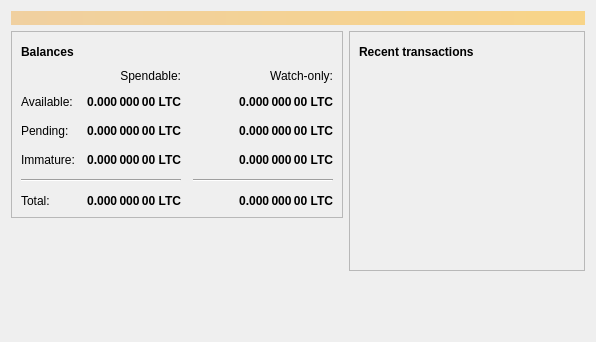
This is src/qt/forms/overviewpage.ui in partnercoin/1 as Qt 5 draws it before an edit. The edited form follows.
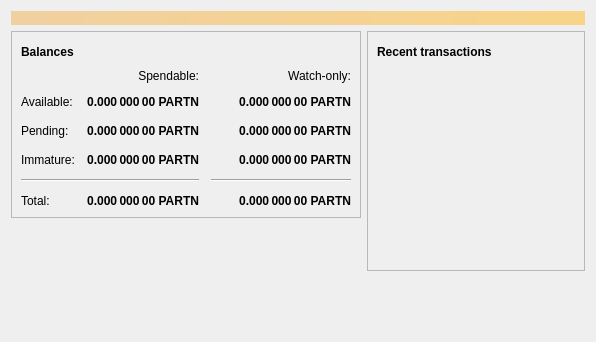
This is the edited form. Icons and pictures are not drawn.

What changed in the file:
```diff
--- a/src/qt/forms/overviewpage.ui
+++ b/src/qt/forms/overviewpage.ui
@@ -129,7 +129,7 @@
                <string>Unconfirmed transactions to watch-only addresses</string>
               </property>
               <property name="text">
-               <string notr="true">0.000 000 00 LTC</string>
+               <string notr="true">0.000 000 00 PARTN</string>
               </property>
               <property name="alignment">
                <set>Qt::AlignRight|Qt::AlignTrailing|Qt::AlignVCenter</set>
@@ -154,7 +154,7 @@
                <string>Total of transactions that have yet to be confirmed, and do not yet count toward the spendable balance</string>
               </property>
               <property name="text">
-               <string notr="true">0.000 000 00 LTC</string>
+               <string notr="true">0.000 000 00 PARTN</string>
               </property>
               <property name="alignment">
                <set>Qt::AlignRight|Qt::AlignTrailing|Qt::AlignVCenter</set>
@@ -179,7 +179,7 @@
                <string>Mined balance in watch-only addresses that has not yet matured</string>
               </property>
               <property name="text">
-               <string notr="true">0.000 000 00 LTC</string>
+               <string notr="true">0.000 000 00 PARTN</string>
               </property>
               <property name="alignment">
                <set>Qt::AlignRight|Qt::AlignTrailing|Qt::AlignVCenter</set>
@@ -237,7 +237,7 @@
                <string>Mined balance that has not yet matured</string>
               </property>
               <property name="text">
-               <string notr="true">0.000 000 00 LTC</string>
+               <string notr="true">0.000 000 00 PARTN</string>
               </property>
               <property name="alignment">
                <set>Qt::AlignRight|Qt::AlignTrailing|Qt::AlignVCenter</set>
@@ -282,7 +282,7 @@
                <string>Your current total balance</string>
               </property>
               <property name="text">
-               <string notr="true">0.000 000 00 LTC</string>
+               <string notr="true">0.000 000 00 PARTN</string>
               </property>
               <property name="alignment">
                <set>Qt::AlignRight|Qt::AlignTrailing|Qt::AlignVCenter</set>
@@ -307,7 +307,7 @@
                <string>Current total balance in watch-only addresses</string>
               </property>
               <property name="text">
-               <string notr="true">0.000 000 00 LTC</string>
+               <string notr="true">0.000 000 00 PARTN</string>
               </property>
               <property name="alignment">
                <set>Qt::AlignRight|Qt::AlignTrailing|Qt::AlignVCenter</set>
@@ -349,7 +349,7 @@
                <string>Your current spendable balance</string>
               </property>
               <property name="text">
-               <string notr="true">0.000 000 00 LTC</string>
+               <string notr="true">0.000 000 00 PARTN</string>
               </property>
               <property name="alignment">
                <set>Qt::AlignRight|Qt::AlignTrailing|Qt::AlignVCenter</set>
@@ -374,7 +374,7 @@
                <string>Your current balance in watch-only addresses</string>
               </property>
               <property name="text">
-               <string notr="true">0.000 000 00 LTC</string>
+               <string notr="true">0.000 000 00 PARTN</string>
               </property>
               <property name="alignment">
                <set>Qt::AlignRight|Qt::AlignTrailing|Qt::AlignVCenter</set>
```
